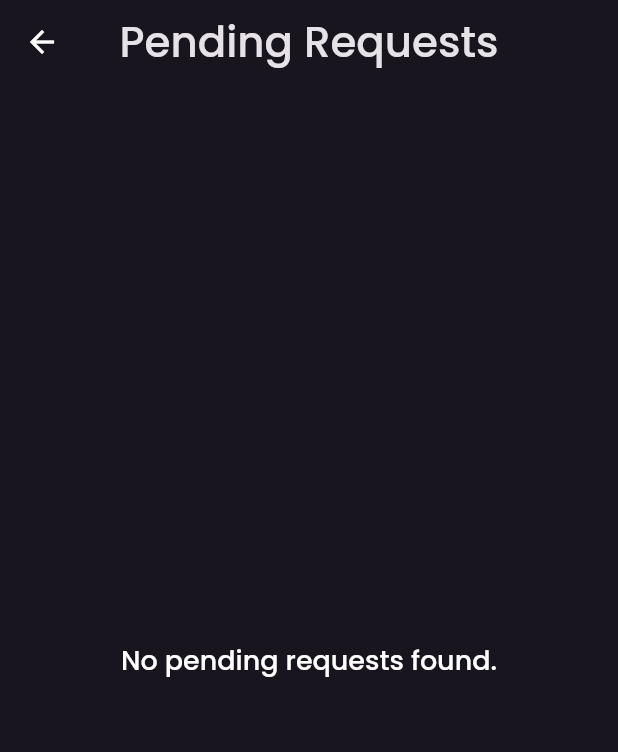
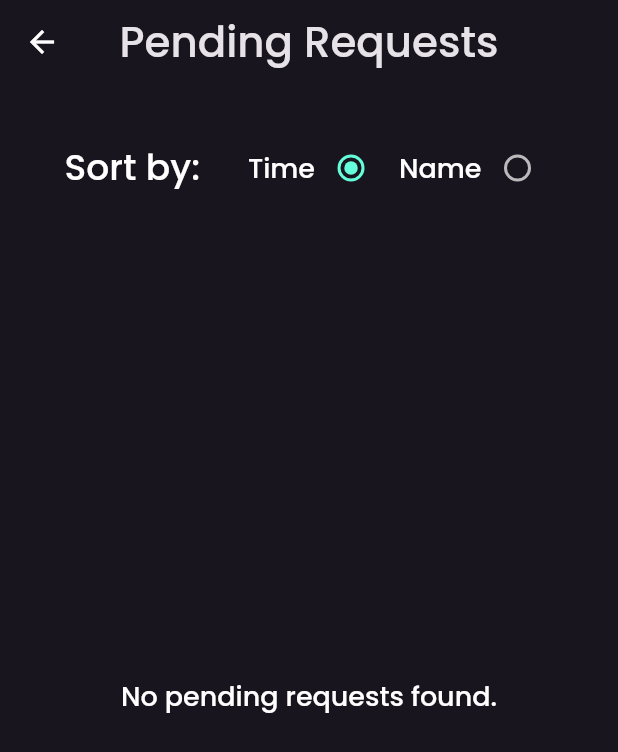
Before and after one commit to BenGeorgeNetto/collevo_teacher, a Flutter app: the PendingRequests screen opened by its route, on a phone screen of 412 x 824 dp. Shown: the top 752 px of the screen. Run offline on Flutter 3.47's test engine with Material 2 defaults, Android fonts, the light colour scheme and no system bars; our stand-ins replace cloud_firestore, equatable, firebase_auth, firebase_core, fluro, flutter_bloc and 2 more; accounts and stored records are empty; statements that could not run were skipped.

Commit message:
Add sort function to pending requests page

```diff
--- a/lib/presentation/requests/pending_requests_screen.dart
+++ b/lib/presentation/requests/pending_requests_screen.dart
@@ -14,6 +14,7 @@ class PendingRequests extends StatefulWidget {
 class _PendingRequestsState extends State<PendingRequests> {
   Future<List<Request>>? _requestsFuture;
   final RequestsFetchService _requestsFetchService = RequestsFetchService();
+  String _sortOption = 'Time';
 
   @override
   void initState() {
@@ -29,6 +30,8 @@ class _PendingRequestsState extends State<PendingRequests> {
 
   @override
   Widget build(BuildContext context) {
+    // var radioWidth = MediaQuery.of(context).size.width * 0.02;
+    var radioWidth = 32.0;
     return SafeArea(
       child: Scaffold(
         appBar: AppBar(
@@ -36,7 +39,50 @@ class _PendingRequestsState extends State<PendingRequests> {
         ),
         body: Padding(
           padding: const EdgeInsets.all(32.0),
-          child: Center(
+          child: Column(
+            children: [
+              Row(
+                mainAxisAlignment: MainAxisAlignment.center,
+                children: <Widget>[
+                  Text(
+                    'Sort by:',
+                    style: Theme.of(context).textTheme.labelLarge,
+                  ),
+                  SizedBox(width: radioWidth),
+                  Row(
+                    children: [
+                      const Text('Time'),
+                      Radio<String>(
+                        value: 'Time',
+                        groupValue: _sortOption,
+                        onChanged: (String? value) {
+                          setState(() {
+                            _sortOption = value!;
+                            _loadRequests();
+                          });
+                        },
+                      ),
+                    ],
+                  ),
+                  SizedBox(width: radioWidth / 4),
+                  Row(
+                    children: [
+                      const Text('Name'),
+                      Radio<String>(
+                        value: 'Name',
+                        groupValue: _sortOption,
+                        onChanged: (String? value) {
+                          setState(() {
+                            _sortOption = value!;
+                            _loadRequests();
+                          });
+                        },
+                      ),
+                    ],
+                  ),
+                ],
+              ),
+              Expanded(
                 child: FutureBuilder<List<Request>>(
                   future: _requestsFuture,
                   builder: (context, snapshot) {
@@ -51,6 +97,13 @@ class _PendingRequestsState extends State<PendingRequests> {
                           child: Text("No pending requests found."),
                         );
                       } else {
+                        requests.sort((a, b) {
+                          if (_sortOption == 'createdAt') {
+                            return a.createdAt.compareTo(b.createdAt);
+                          } else {
+                            return a.createdBy.compareTo(b.createdBy);
+                          }
+                        });
                         return ListView.builder(
                           itemCount: requests.length,
                           itemBuilder: (context, index) {
@@ -59,7 +112,9 @@ class _PendingRequestsState extends State<PendingRequests> {
                               request: request,
                               onAccept: (int pointsToBeAdded) {
                                 _requestsFetchService.insertActivityPoints(
-                                request.activityId, request.createdBy, pointsToBeAdded);
+                                    request.activityId,
+                                    request.createdBy,
+                                    pointsToBeAdded);
                                 _updateRequestStatus(request, Status.approved);
                               },
                               onReject: () {
@@ -72,6 +127,8 @@ class _PendingRequestsState extends State<PendingRequests> {
                     }
                   },
                 ),
+              ),
+            ],
           ),
         ),
       ),
--- a/lib/widgets/pending_request_card.dart
+++ b/lib/widgets/pending_request_card.dart
@@ -48,7 +48,7 @@ class PendingRequestCard extends StatelessWidget {
                   style: Theme.of(context).textTheme.bodyMedium,
                 ),
                 Text(
-                  request.createdAt.toString(),
+                  '${request.createdAt.day.toString().padLeft(2, '0')}:${request.createdAt.month.toString().padLeft(2, '0')}:${request.createdAt.year}    ${request.createdAt.hour.toString().padLeft(2, '0')}:${request.createdAt.minute.toString().padLeft(2, '0')}',
                   style: Theme.of(context).textTheme.labelSmall,
                 ),
               ],
```
Lines whose indentation alone changed are shown as unchanged.
